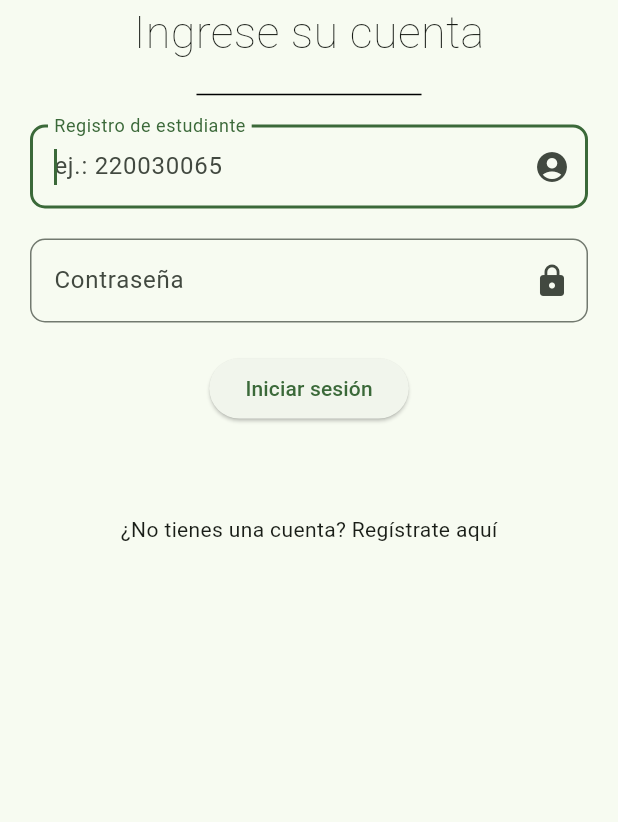
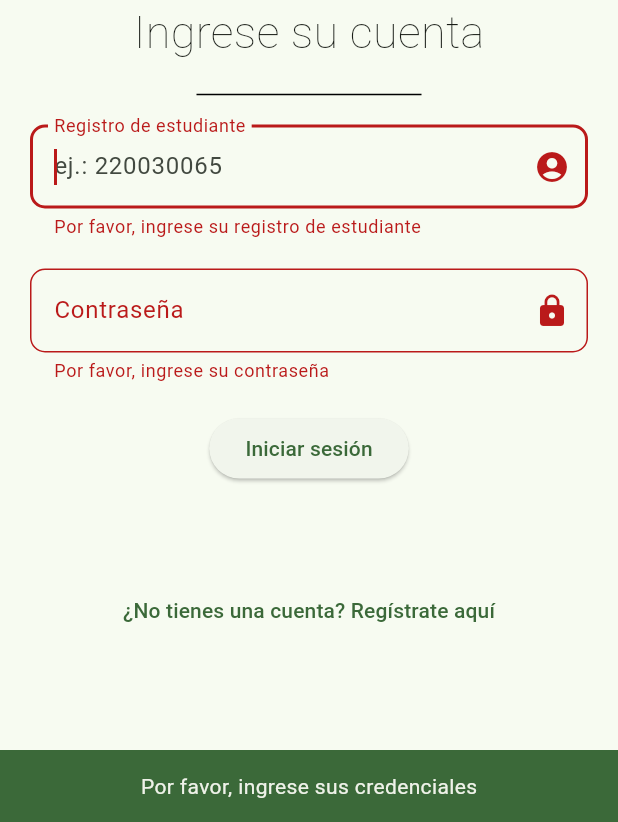
Before and after one commit to DarioSuarezL/uni_drive, a Flutter app: the screen it shows after launch, after a tap on "Iniciar sesión", on a phone screen of 412 x 824 dp, the part 414-1236 px from its top. Run offline on Flutter 3.47's test engine with Material 2 defaults, Android fonts, the phone set to English and light mode, and no system bars; our stand-ins replace go_router.

Commit message:
octavo commit - validaciones login y pubspec actualizado

```diff
--- a/lib/presentation/screens/auth/login_screen.dart
+++ b/lib/presentation/screens/auth/login_screen.dart
@@ -1,34 +1,38 @@
 import 'package:flutter/material.dart';
 import 'package:go_router/go_router.dart';
 
-class LoginScreen extends StatefulWidget {
+class LoginScreen extends StatelessWidget {
 
   static const String routeName = 'login_screen';
 
   const LoginScreen({super.key});
 
   @override
-  State<LoginScreen> createState() => _LoginScreenState();
-}
-
-class _LoginScreenState extends State<LoginScreen> {
-  @override
   Widget build(BuildContext context) {
     return Scaffold(
       appBar: AppBar(
         title: const Text('¡Bienvenido!'),
       ),
-      body: const _LoginView(),
+      body: _LoginView(),
     );
   }
 }
 
 class _LoginView extends StatelessWidget {
-  const _LoginView();
+
+  final _formKey = GlobalKey<FormState>();
+
+  _LoginView();
 
   @override
   Widget build(BuildContext context) {
-    return ListView(
+
+    final colors = Theme.of(context).colorScheme;
+
+
+    return Form(
+      key: _formKey,
+      child: ListView(
         padding: const EdgeInsets.symmetric(horizontal: 20, vertical: 20),
         children: [
           Column(
@@ -57,9 +61,27 @@ class _LoginView extends StatelessWidget {
                 ),
               ),
 
-            const TextField(
+              TextFormField(
+                //220030065
+                validator: (value) {
+
+                  if (value == null || value.isEmpty) {
+                    return 'Por favor, ingrese su registro de estudiante';
+                  }
+
+                  final isNumeric = RegExp(r'^[0-9]+$');  //expresión regular para validar que el registro de estudiante solo contenga números
+
+                  if (!isNumeric.hasMatch(value)) {
+                    return 'El registro de estudiante debe contener solo números';
+                  }
+
+                  if(value.length > 9){
+                    return "El registro de estudiante no es válido";
+                  }
+                  return null;
+                },
                 autofocus: true,
-              decoration: InputDecoration(
+                decoration: const InputDecoration(
                   hintText: 'ej.: 220030065',
                   labelText: 'Registro de estudiante',
                   suffixIcon: Icon(Icons.account_circle),
@@ -69,11 +91,25 @@ class _LoginView extends StatelessWidget {
                 ),
               ),
 
-            const _CustomDivider(),
+              const Divider(
+                height: 20.0,
+                color: Colors.transparent,
+              ),
 
-            const TextField(
+              TextFormField(
+                validator: (value) {
+                  if (value == null || value.isEmpty) {
+                    return 'Por favor, ingrese su contraseña';
+                  }
+
+                  if(value.length < 8){
+                    return "La contraseña debe tener al menos 8 caracteres";
+                  }
+
+                  return null;
+                } ,
                 obscureText: true,
-              decoration: InputDecoration(
+                decoration: const InputDecoration(
                   hintText: 'Mínimo 8 caracteres',
                   labelText: 'Contraseña',
                   suffixIcon: Icon(Icons.lock),
@@ -83,21 +119,36 @@ class _LoginView extends StatelessWidget {
                 ),
               ),
 
-            const _CustomDivider(),
+              const Divider(
+                height: 20.0,
+                color: Colors.transparent,
+              ),
 
               ElevatedButton(
-              onPressed: (){},
+                onPressed: (){
+                  if(_formKey.currentState!.validate()){
+                    context.pushNamed('home_screen');
+                  }else{
+                    ScaffoldMessenger.of(context).showSnackBar(
+                      SnackBar(
+                        backgroundColor: colors.primary,
+                        content: const Center(child: Text('Por favor, ingrese sus credenciales')),
+                      )
+                    );
+                  }
+                },
                 child: const Text('Iniciar sesión'),
               ),
 
               //TODO: Arreglar esto de los custom dividers
 
-            const _CustomDivider(),
-            const _CustomDivider(),
-            const _CustomDivider(),
+              const Divider(
+                height: 60.0,
+                color: Colors.transparent,
+              ),
 
-            GestureDetector(
-              onTap: (){
+              TextButton(
+                onPressed: (){
                   context.pushNamed('register_screen');
                 },
                 child: const Text('¿No tienes una cuenta? Regístrate aquí'),
@@ -105,18 +156,7 @@ class _LoginView extends StatelessWidget {
             ],
           )
         ],
+      ),
     );
   }
 }
-
-class _CustomDivider extends StatelessWidget {
-  const _CustomDivider();
-
-  @override
-  Widget build(BuildContext context) {
-    return const Divider(
-      height: 20.0,
-      color: Colors.transparent,
-    );
-  }
-}
--- a/pubspec.yaml
+++ b/pubspec.yaml
@@ -10,6 +10,9 @@ dependencies:
   flutter:
     sdk: flutter
   go_router: ^7.1.1
+  http: ^1.0.0
+  provider: ^6.0.5
+  shared_preferences: ^2.1.2
 
 dev_dependencies:
   flutter_lints: ^2.0.0
```
Also changed, not shown: pubspec.lock, 1 other file. Lines whose indentation alone changed are shown as unchanged.
